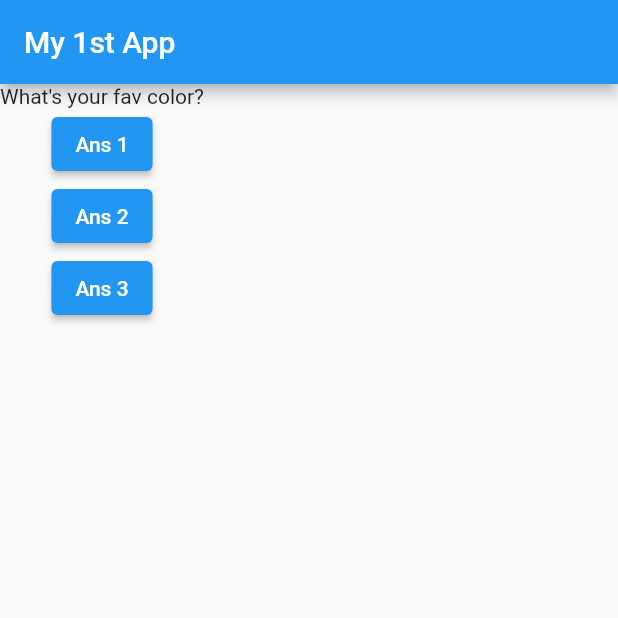
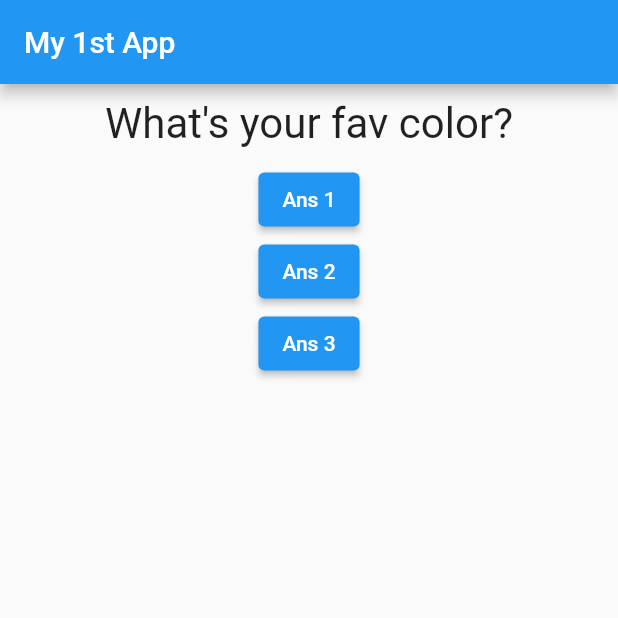
Before and after one commit to sailor95/flutter-quiz-app, a Flutter app: the screen it shows after launch, on a phone screen of 412 x 824 dp, the top half of it. Run offline on Flutter 3.47's test engine with Material 2 defaults, Android fonts, the phone set to English and light mode, and no system bars.

Commit message:
Add style

```diff
--- a/lib/question.dart
+++ b/lib/question.dart
@@ -1,12 +1,20 @@
 import 'package:flutter/material.dart';
 
 class Question extends StatelessWidget {
-  String qText;
+  final String qText;
 
   Question(this.qText); // Constructor
 
   @override
   Widget build(BuildContext ctx) {
-    return Text(qText);
+    return Container(
+      width: double.infinity,
+      margin: EdgeInsets.all(10),
+      child: Text(
+        qText,
+        style: TextStyle(fontSize: 28),
+        textAlign: TextAlign.center,
+      ),
+    );
   }
 }
```
